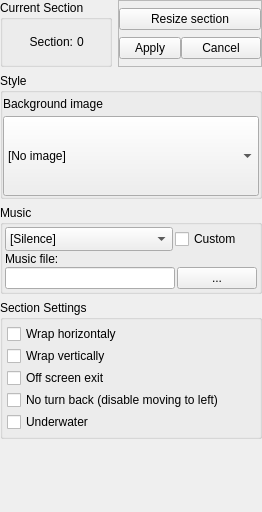
Qt form Editor/main_window/dock/lvl_sctc_props.ui (WohlSoft/Moondust-Project) before a commit.
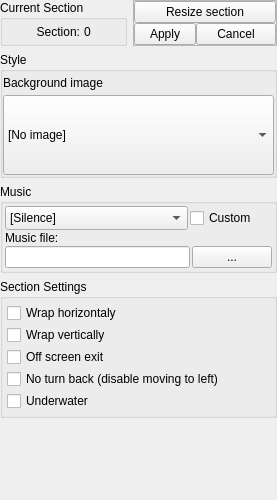
The same form after that commit. Icons and pictures are not drawn.

Commit message:
Editor: Another UI fix of Section Settings
- Remove spacer from under scroll widget
- Correct the stretch to fix a vertical resizability

```diff
--- a/Editor/main_window/dock/lvl_sctc_props.ui
+++ b/Editor/main_window/dock/lvl_sctc_props.ui
@@ -6,8 +6,8 @@
    <rect>
     <x>0</x>
     <y>0</y>
-    <width>262</width>
-    <height>512</height>
+    <width>277</width>
+    <height>500</height>
    </rect>
   </property>
   <property name="sizePolicy">
@@ -30,7 +30,7 @@
    <string>Section Settings</string>
   </property>
   <widget class="QWidget" name="dockWidgetContents">
-   <layout class="QGridLayout" name="gridLayout_4" rowstretch="0,0,0,0,0,0,0,0">
+   <layout class="QGridLayout" name="gridLayout_4" rowstretch="0,0,0,0,0,0,0">
     <property name="leftMargin">
      <number>0</number>
     </property>
@@ -46,22 +46,6 @@
     <property name="spacing">
      <number>0</number>
     </property>
-    <item row="7" column="0" colspan="2">
-     <spacer name="verticalSpacer">
-      <property name="orientation">
-       <enum>Qt::Vertical</enum>
-      </property>
-      <property name="sizeType">
-       <enum>QSizePolicy::Minimum</enum>
-      </property>
-      <property name="sizeHint" stdset="0">
-       <size>
-        <width>0</width>
-        <height>0</height>
-       </size>
-      </property>
-     </spacer>
-    </item>
     <item row="3" column="0" colspan="2">
      <widget class="QScrollArea" name="LVLPropSettingsScroll">
       <property name="frameShape">
@@ -81,8 +65,8 @@
         <rect>
          <x>0</x>
          <y>0</y>
-         <width>262</width>
-         <height>493</height>
+         <width>277</width>
+         <height>481</height>
         </rect>
        </property>
        <property name="sizePolicy">
@@ -91,7 +75,7 @@
          <verstretch>0</verstretch>
         </sizepolicy>
        </property>
-       <layout class="QVBoxLayout" name="verticalLayout">
+       <layout class="QVBoxLayout" name="verticalLayout" stretch="0,0,0,0,1000">
         <property name="leftMargin">
          <number>0</number>
         </property>
```
